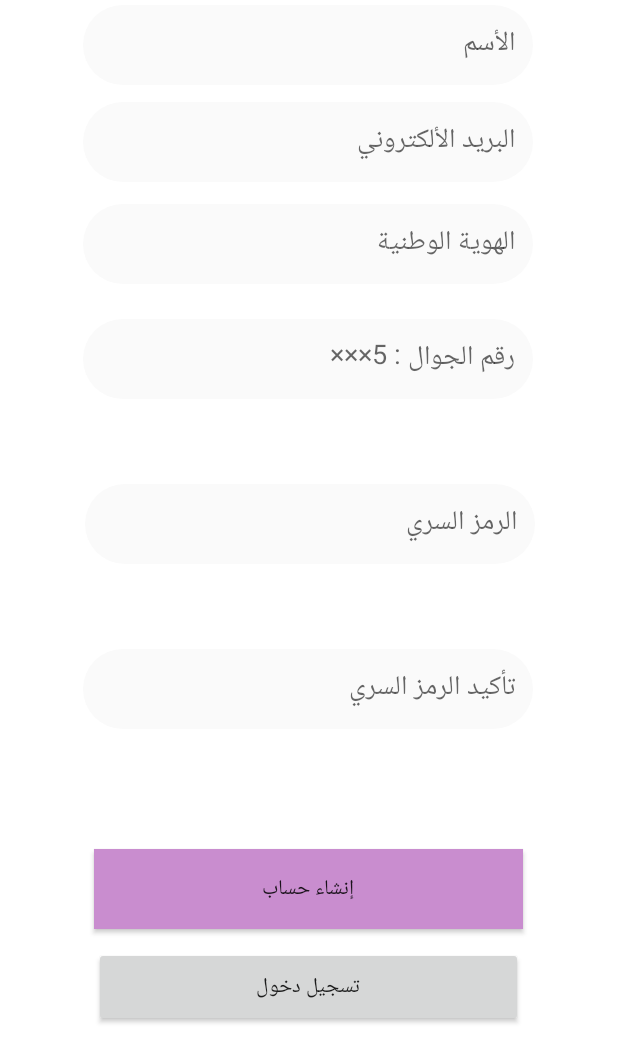
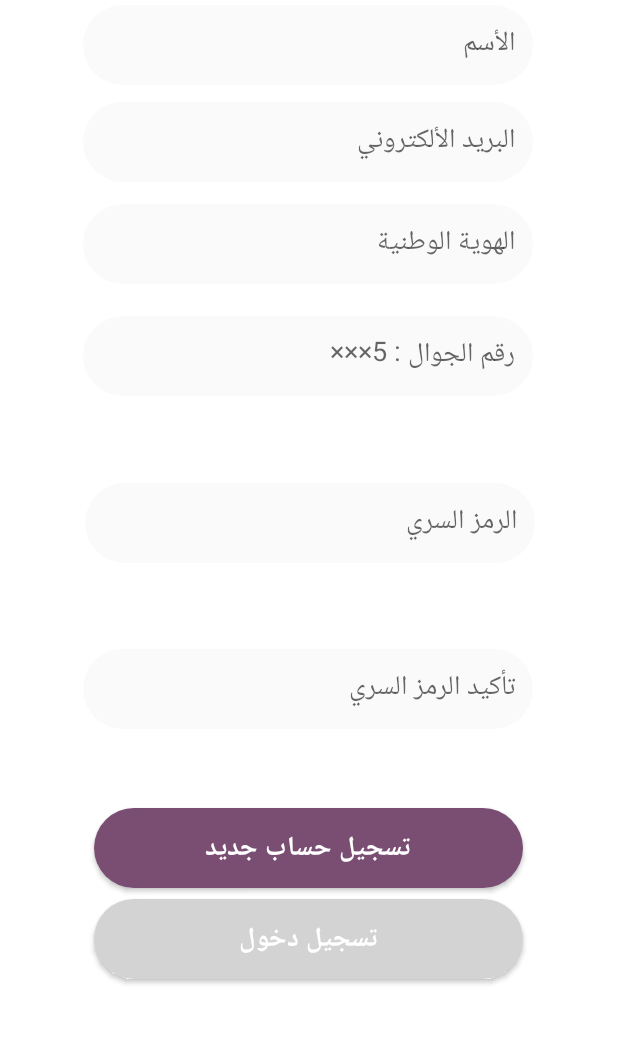
Before and after one commit to noufalmedlej/MyHealthBuddy, an Android app: the screen it shows after launch (Register), on a phone screen of 412 x 824 dp, the part 175-1236 px from its top. Run offline under Robolectric (Android 15) with nearby library versions, the phone set to English and light mode, and no system bars; our stand-ins replace Firebase (no records; nobody signed in at launch, a user with empty details on screens opened directly); libraries missing offline, so code that uses them is left out: com.onesignal; 4 statements that could not run were skipped.

Commit message:
enhances to the interface

```diff
--- a/app/src/main/res/drawable-v24/cancelbutton.xml
+++ b/app/src/main/res/drawable-v24/cancelbutton.xml
@@ -1,16 +1,16 @@
 <?xml version="1.0" encoding="utf-8"?>
 <shape xmlns:android="http://schemas.android.com/apk/res/android" android:shape="rectangle" >
     <corners
-        android:radius="15dp"
+        android:radius="32dp"
         />
     <solid
         android:color="@color/G"
         />
     <padding
-        android:left="0dp"
-        android:top="0dp"
-        android:right="0dp"
-        android:bottom="0dp"
+        android:left="12dp"
+        android:top="12dp"
+        android:right="12dp"
+        android:bottom="12dp"
         />
     <size
         android:width="270dp"
--- a/app/src/main/res/layout/activity_choose_doc_to_share_with.xml
+++ b/app/src/main/res/layout/activity_choose_doc_to_share_with.xml
@@ -67,7 +67,7 @@
         android:layout_width="wrap_content"
         android:layout_height="wrap_content"
         android:layout_marginTop="88dp"
-        android:text="اختر الطبيب"
+        android:text="اختر مقدم الرعاية الصحية"
         android:textColor="#794D71"
         android:textSize="24sp"
         app:layout_constraintBottom_toTopOf="@+id/recordShareList"
--- a/app/src/main/res/layout/activity_create_request.xml
+++ b/app/src/main/res/layout/activity_create_request.xml
@@ -154,11 +154,11 @@
 
             <Button
                 android:id="@+id/sendreq"
+                android:text="إرسال الطلب"
                 android:layout_width="286dp"
                 android:layout_height="53dp"
                 android:layout_margin="7dp"
                 android:background="@drawable/login_btn"
-                android:text="إرسال الطلب"
                 android:textAllCaps="true"
                 android:textColor="#ffffff"
                 android:textSize="18dp"
--- a/app/src/main/res/layout/activity_view_requests.xml
+++ b/app/src/main/res/layout/activity_view_requests.xml
@@ -62,7 +62,7 @@
         android:layout_marginEnd="16dp"
         android:layout_marginRight="16dp"
         android:layout_marginBottom="60dp"
-        app:backgroundTint="@color/colorPrimary"
+        app:backgroundTint="@color/NoufColor"
         app:layout_constraintBottom_toBottomOf="parent"
         app:layout_constraintEnd_toEndOf="parent"
         app:srcCompat="@drawable/plussign" />
--- a/app/src/main/res/layout/content_main.xml
+++ b/app/src/main/res/layout/content_main.xml
@@ -107,20 +107,34 @@
         android:id="@+id/regBtn"
         android:layout_width="286dp"
         android:layout_height="53dp"
+        android:layout_margin="7dp"
         android:layout_marginBottom="88dp"
-        android:background="#C98DCF"
-        android:text="إنشاء حساب"
+        android:background="@drawable/login_btn"
+        android:text="تسجيل حساب جديد"
+        android:textAllCaps="true"
+        android:textColor="#ffffff"
+        android:textSize="18dp"
+        android:textStyle="bold"
         app:layout_constraintBottom_toBottomOf="parent"
         app:layout_constraintEnd_toEndOf="parent"
         app:layout_constraintHorizontal_bias="0.496"
-        app:layout_constraintStart_toStartOf="parent" />
+        app:layout_constraintStart_toStartOf="parent"
+        app:layout_constraintTop_toBottomOf="@+id/pass2"
+        app:layout_constraintVertical_bias="0.297" />
 
     <Button
         android:id="@+id/loginn"
+        android:layout_marginTop="12dp"
+        android:text="تسجيل دخول"
         android:layout_width="286dp"
         android:layout_height="53dp"
-        android:layout_marginTop="12dp"
-        android:text="تسجيل دخول"
+        android:layout_margin="7dp"
+        android:background="@drawable/cancelbutton"
+        android:textAllCaps="true"
+        android:textColor="#ffffff"
+        android:textSize="18dp"
+        android:textStyle="bold"
+
         app:layout_constraintBottom_toBottomOf="parent"
         app:layout_constraintEnd_toEndOf="parent"
         app:layout_constraintHorizontal_bias="0.496"
```
Also changed, not shown: app/src/main/res/layout/authentication.xml (+7 -1 lines), app/src/main/res/layout/editprofile.xml (+6 -3 lines), app/src/main/res/layout/login.xml (+14 -3 lines), app/src/main/res/layout/profile.xml (+4 -4 lines), app/src/main/res/layout/resetpassword.xml (+13 -12 lines), app/src/main/res/layout/setupactivity.xml (+3 -4 lines).
